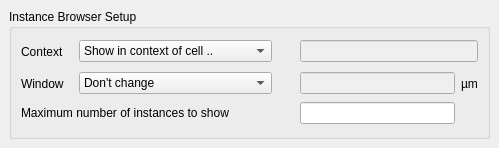
The window that src/layui/layui/BrowseInstancesConfigPage.ui (KLayout/klayout) describes before a commit, drawn with Qt 5.
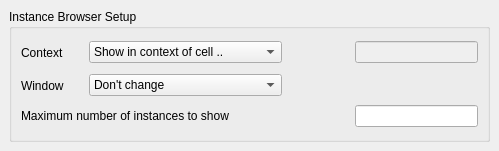
The same window after the commit. Custom widgets are drawn as their Qt base class.

Commit message: Implemented relative margin for shape and instance browser

```diff
--- a/src/layui/layui/BrowseInstancesConfigPage.ui
+++ b/src/layui/layui/BrowseInstancesConfigPage.ui
@@ -1,18 +1,16 @@
 <ui version="4.0" >
  <class>BrowseInstancesConfigPage</class>
- <widget class="QFrame" name="BrowseInstancesConfigPage" >
-  <property name="geometry" >
+ <widget class="QFrame" name="BrowseInstancesConfigPage">
+  <property name="geometry">
    <rect>
     <x>0</x>
     <y>0</y>
     <width>499</width>
-    <height>148</height>
+    <height>151</height>
    </rect>
   </property>
-  <property name="sizePolicy" >
-   <sizepolicy>
-    <hsizetype>5</hsizetype>
-    <vsizetype>5</vsizetype>
+  <property name="sizePolicy">
+   <sizepolicy hsizetype="Preferred" vsizetype="Preferred">
     <horstretch>0</horstretch>
     <verstretch>0</verstretch>
    </sizepolicy>
@@ -20,13 +18,13 @@
   <property name="windowTitle" >
    <string>Browse Cell Instances</string>
   </property>
-  <layout class="QVBoxLayout" >
-   <property name="margin" >
-    <number>9</number>
-   </property>
-   <property name="spacing" >
+  <layout class="QVBoxLayout">
+   <property name="spacing">
     <number>6</number>
    </property>
+   <property name="margin" stdset="0">
+    <number>9</number>
+   </property>
    <item>
     <widget class="QGroupBox" name="groupBox" >
      <property name="title" >
@@ -147,29 +145,26 @@
         </item>
        </widget>
       </item>
-      <item row="1" column="3" >
-       <widget class="QLineEdit" name="le_window" >
-        <property name="enabled" >
-         <bool>false</bool>
-        </property>
-       </widget>
+      <item row="1" column="3" colspan="2">
+       <widget class="lay::MarginWidget" name="mrg_window" native="true"/>
       </item>
-      <item row="2" column="3" >
-       <widget class="QLineEdit" name="le_max_count" />
-      </item>
-      <item row="1" column="4" >
-       <widget class="QLabel" name="textLabel2" >
-        <property name="text" >
-         <string>µm</string>
-        </property>
-       </widget>
+      <item row="2" column="3" colspan="2">
+       <widget class="QLineEdit" name="le_max_count"/>
       </item>
      </layout>
     </widget>
    </item>
   </layout>
  </widget>
- <layoutdefault spacing="6" margin="11" />
+ <layoutdefault spacing="6" margin="11"/>
+ <customwidgets>
+  <customwidget>
+   <class>lay::MarginWidget</class>
+   <extends>QWidget</extends>
+   <header>layWidgets.h</header>
+   <container>1</container>
+  </customwidget>
+ </customwidgets>
  <resources/>
  <connections/>
 </ui>
```
Left out of the diff: 79 changed lines with no effect on the pictures. The commit also changes 8 other files.
